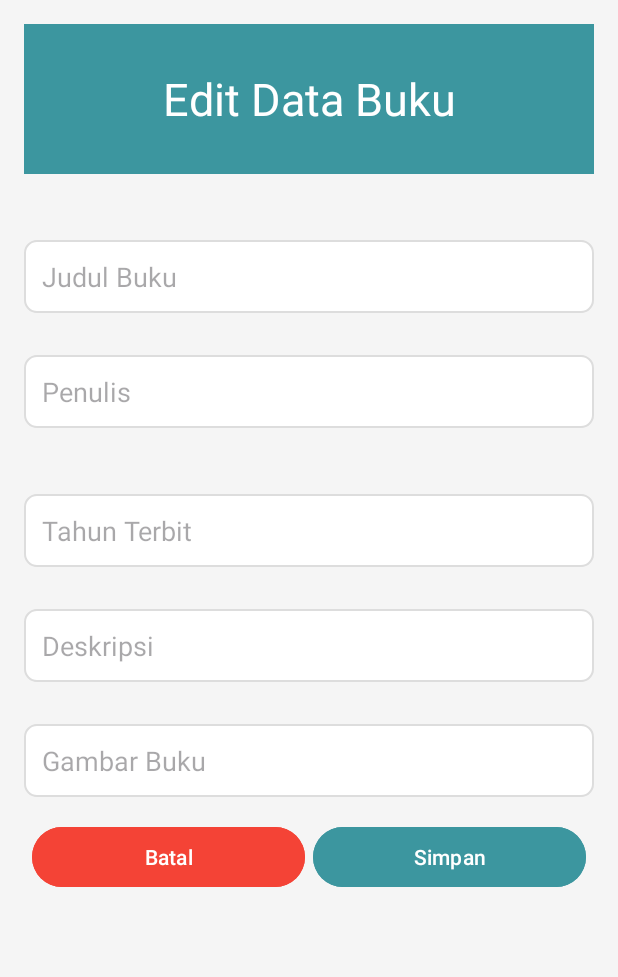
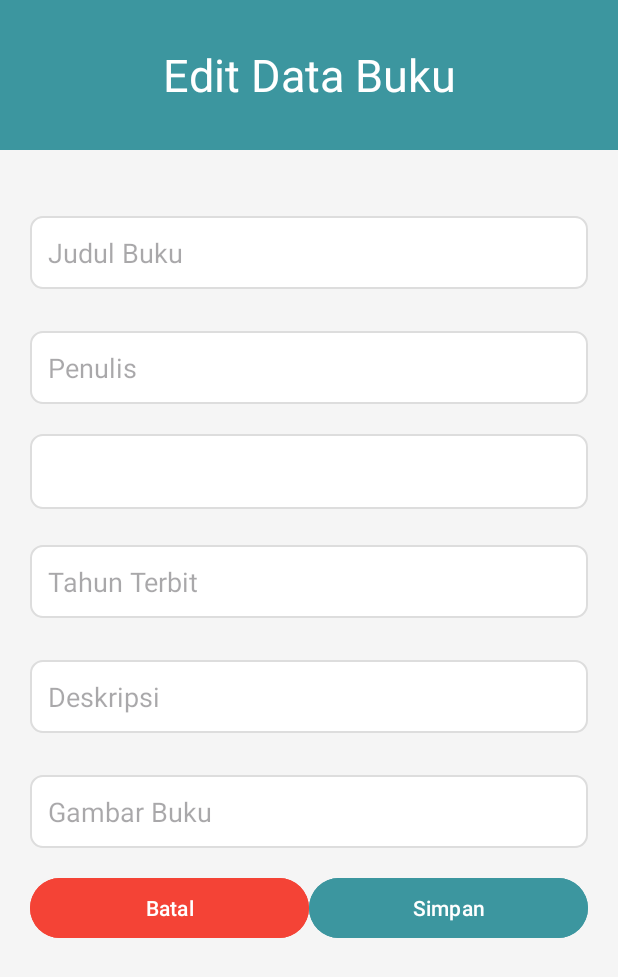
Before and after one commit to ilhamsuryap/perpusMobile, an Android app: the layout editdatabuku.xml on its own in the app's theme, with its tools: preview values and no code run, on a phone screen of 412 x 824 dp. Shown: the top 977 px of the screen. Run offline under Robolectric (Android 15) with nearby library versions, the phone set to English and light mode, and no system bars.

Commit message:
membuat tampilan detail buku revisi

```diff
--- a/app/src/main/res/layout/editdatabuku.xml
+++ b/app/src/main/res/layout/editdatabuku.xml
@@ -4,14 +4,14 @@
     xmlns:tools="http://schemas.android.com/tools"
     android:layout_width="match_parent"
     android:layout_height="match_parent"
-    android:padding="16dp"
     android:background="#F5F5F5"
     tools:context=".MainActivity">
+
 
     <!-- Header -->
     <TextView
         android:id="@+id/tv_header"
-        android:layout_width="0dp"
+        android:layout_width="match_parent"
         android:layout_height="100dp"
         android:background="#3C969F"
         android:gravity="center"
@@ -32,6 +32,7 @@
         android:background="@drawable/rounded_edit_text"
         android:hint="Judul Buku"
         android:padding="12dp"
+        android:layout_marginHorizontal="20dp"
         app:layout_constraintEnd_toEndOf="parent"
         app:layout_constraintStart_toStartOf="parent"
         app:layout_constraintTop_toBottomOf="@id/tv_header" />
@@ -43,6 +44,7 @@
         android:layout_marginTop="28dp"
         android:background="@drawable/rounded_edit_text"
         android:hint="Penulis"
+        android:layout_marginHorizontal="20dp"
         android:padding="12dp"
         app:layout_constraintEnd_toEndOf="parent"
         app:layout_constraintStart_toStartOf="parent"
@@ -51,8 +53,9 @@
     <Spinner
         android:id="@+id/sp_kategori"
         android:layout_width="0dp"
-        android:layout_height="wrap_content"
+        android:layout_height="50dp"
         android:layout_marginTop="20dp"
+        android:layout_marginHorizontal="20dp"
         android:background="@drawable/rounded_edit_text"
         app:layout_constraintEnd_toEndOf="parent"
         app:layout_constraintStart_toStartOf="parent"
@@ -63,6 +66,7 @@
         android:layout_width="0dp"
         android:layout_height="wrap_content"
         android:layout_marginTop="24dp"
+        android:layout_marginHorizontal="20dp"
         android:background="@drawable/rounded_edit_text"
         android:hint="Tahun Terbit"
         android:inputType="number"
@@ -78,6 +82,7 @@
         android:layout_marginTop="28dp"
         android:background="@drawable/rounded_edit_text"
         android:hint="Deskripsi"
+        android:layout_marginHorizontal="20dp"
         android:padding="12dp"
         app:layout_constraintEnd_toEndOf="parent"
         app:layout_constraintStart_toStartOf="parent"
@@ -90,6 +95,7 @@
         android:layout_marginTop="28dp"
         android:background="@drawable/rounded_edit_text"
         android:hint="Gambar Buku"
+        android:layout_marginHorizontal="20dp"
         android:padding="12dp"
         app:layout_constraintEnd_toEndOf="parent"
         app:layout_constraintStart_toStartOf="parent"
@@ -99,6 +105,7 @@
     <androidx.constraintlayout.widget.ConstraintLayout
         android:layout_width="0dp"
         android:layout_height="wrap_content"
+        android:layout_marginHorizontal="20dp"
         app:layout_constraintTop_toBottomOf="@id/et_gambar_buku"
         app:layout_constraintStart_toStartOf="parent"
         app:layout_constraintEnd_toEndOf="parent"
@@ -113,8 +120,9 @@
             android:backgroundTint="#F44336"
             android:textColor="#FFFFFF"
             app:layout_constraintEnd_toStartOf="@id/btn_simpan"
+            app:layout_constraintTop_toBottomOf="@id/et_gambar_buku"
             app:layout_constraintStart_toStartOf="parent"
-            app:layout_constraintWidth_percent="0.48" />
+            tools:ignore="NotSibling" />
 
         <!-- Button Simpan -->
         <Button
@@ -125,8 +133,9 @@
             android:backgroundTint="#3C969F"
             android:textColor="#FFFFFF"
             app:layout_constraintStart_toEndOf="@id/btn_batal"
+            app:layout_constraintTop_toBottomOf="@id/et_gambar_buku"
             app:layout_constraintEnd_toEndOf="parent"
-            app:layout_constraintWidth_percent="0.48" />
+            tools:ignore="NotSibling" />
 
     </androidx.constraintlayout.widget.ConstraintLayout>
 
```
Also changed, not shown: app/src/main/res/layout/tambahdatabuku.xml (+14 -5 lines).
